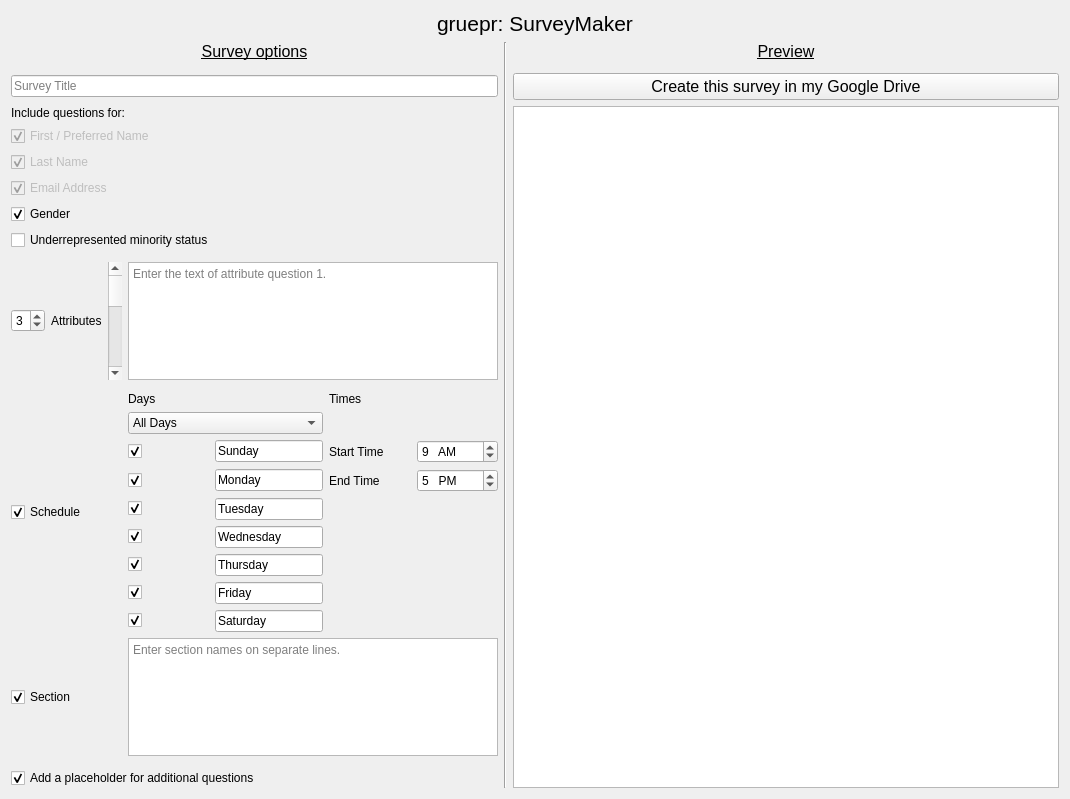
Above: SurveyMaker/surveymaker.ui from gruepr/gruepr before the change. Below: the same form after it.
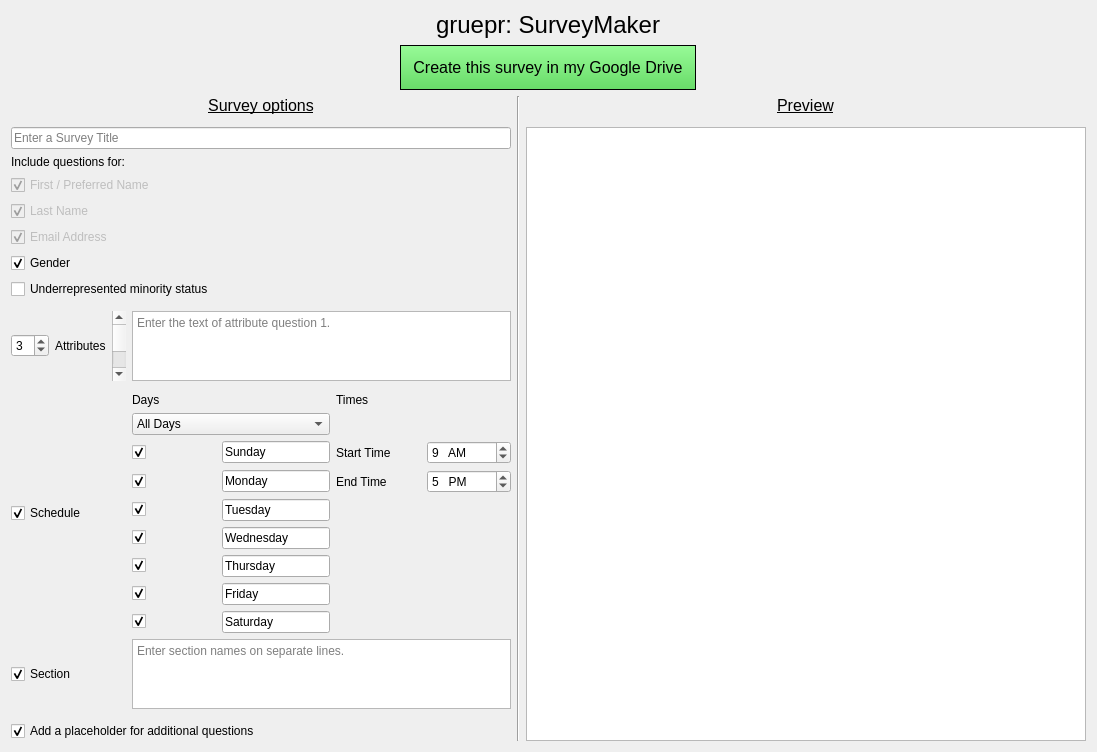
That is the form after the change.

```diff
--- a/SurveyMaker/surveymaker.ui
+++ b/SurveyMaker/surveymaker.ui
@@ -6,8 +6,8 @@
    <rect>
     <x>0</x>
     <y>0</y>
-    <width>1070</width>
-    <height>799</height>
+    <width>1097</width>
+    <height>689</height>
    </rect>
   </property>
   <property name="windowTitle">
@@ -15,14 +15,14 @@
   </property>
   <widget class="QWidget" name="centralWidget">
    <layout class="QGridLayout" name="gridLayout">
-    <item row="4" column="0" colspan="5">
-     <widget class="QLineEdit" name="surveyTitleLineEdit">
-      <property name="placeholderText">
-       <string>Survey Title</string>
+    <item row="6" column="0" colspan="5">
+     <widget class="QLabel" name="label">
+      <property name="text">
+       <string>Include questions for:</string>
       </property>
      </widget>
     </item>
-    <item row="2" column="0" colspan="5">
+    <item row="3" column="0" colspan="5" alignment="Qt::AlignHCenter">
      <widget class="QLabel" name="OptionsLabel">
       <property name="font">
        <font>
@@ -38,8 +38,8 @@
       </property>
      </widget>
     </item>
-    <item row="6" column="0" colspan="5">
-     <widget class="QCheckBox" name="firstNameCheckBox">
+    <item row="8" column="0" colspan="5">
+     <widget class="QCheckBox" name="lastNameCheckBox">
       <property name="enabled">
        <bool>false</bool>
       </property>
@@ -47,58 +47,81 @@
        <string>This question is required.</string>
       </property>
       <property name="text">
-       <string>First / Preferred Name</string>
+       <string>Last Name</string>
       </property>
-      <property name="checkable">
-       <bool>true</bool>
-      </property>
       <property name="checked">
        <bool>true</bool>
       </property>
      </widget>
     </item>
-    <item row="2" column="5" rowspan="16">
-     <widget class="Line" name="line">
-      <property name="orientation">
-       <enum>Qt::Vertical</enum>
+    <item row="3" column="6" alignment="Qt::AlignHCenter">
+     <widget class="QLabel" name="PreviewLabel">
+      <property name="font">
+       <font>
+        <pointsize>12</pointsize>
+        <underline>true</underline>
+       </font>
       </property>
+      <property name="text">
+       <string>Preview</string>
+      </property>
+      <property name="alignment">
+       <set>Qt::AlignCenter</set>
+      </property>
      </widget>
     </item>
-    <item row="14" column="0" colspan="3">
-     <widget class="QCheckBox" name="scheduleCheckBox">
-      <property name="text">
-       <string>Schedule</string>
+    <item row="13" column="2">
+     <widget class="QScrollBar" name="attributeScrollBar">
+      <property name="maximum">
+       <number>2</number>
       </property>
-      <property name="checked">
-       <bool>true</bool>
+      <property name="pageStep">
+       <number>1</number>
       </property>
      </widget>
     </item>
-    <item row="12" column="1">
+    <item row="1" column="0" colspan="7" alignment="Qt::AlignHCenter">
+     <widget class="QPushButton" name="pushButton">
+      <property name="sizePolicy">
+       <sizepolicy hsizetype="Preferred" vsizetype="Preferred">
+        <horstretch>0</horstretch>
+        <verstretch>0</verstretch>
+       </sizepolicy>
+      </property>
+      <property name="font">
+       <font>
+        <pointsize>12</pointsize>
+       </font>
+      </property>
+      <property name="styleSheet">
+       <string notr="true">background-color: qlineargradient(spread:pad, x1:0, y1:0, x2:0, y2:1,   stop:0 #98FB98, stop:1 #68DB68);
+border: 1px solid black;
+padding: 12px;</string>
+      </property>
+      <property name="text">
+       <string>Create this survey in my Google Drive</string>
+      </property>
+     </widget>
+    </item>
+    <item row="13" column="1">
      <widget class="QLabel" name="attributeLabel">
       <property name="text">
        <string>Attributes</string>
       </property>
      </widget>
     </item>
-    <item row="12" column="3" colspan="2">
-     <widget class="QPlainTextEdit" name="attributeTextEdit">
-      <property name="sizePolicy">
-       <sizepolicy hsizetype="Expanding" vsizetype="Expanding">
-        <horstretch>1</horstretch>
-        <verstretch>0</verstretch>
-       </sizepolicy>
-      </property>
-      <property name="placeholderText">
-       <string>Enter the text of attribute question 1.</string>
+    <item row="11" column="0" colspan="5">
+     <widget class="QCheckBox" name="URMCheckBox">
+      <property name="text">
+       <string>Underrepresented minority status</string>
       </property>
      </widget>
     </item>
-    <item row="0" column="0" colspan="7">
+    <item row="0" column="0" colspan="7" alignment="Qt::AlignHCenter">
      <widget class="QLabel" name="TitleLabel">
       <property name="font">
        <font>
-        <pointsize>16</pointsize>
+        <pointsize>18</pointsize>
        </font>
       </property>
       <property name="frameShape">
@@ -112,20 +135,8 @@
       </property>
      </widget>
     </item>
-    <item row="4" column="6">
-     <widget class="QPushButton" name="pushButton">
-      <property name="font">
-       <font>
-        <pointsize>12</pointsize>
-       </font>
-      </property>
-      <property name="text">
-       <string>Create this survey in my Google Drive</string>
-      </property>
-     </widget>
-    </item>
-    <item row="8" column="0" colspan="5">
-     <widget class="QCheckBox" name="emailCheckBox">
+    <item row="7" column="0" colspan="5">
+     <widget class="QCheckBox" name="firstNameCheckBox">
       <property name="enabled">
        <bool>false</bool>
       </property>
@@ -133,37 +144,34 @@
        <string>This question is required.</string>
       </property>
       <property name="text">
-       <string>Email Address</string>
+       <string>First / Preferred Name</string>
+      </property>
+      <property name="checkable">
+       <bool>true</bool>
       </property>
       <property name="checked">
        <bool>true</bool>
       </property>
      </widget>
     </item>
-    <item row="2" column="6">
-     <widget class="QLabel" name="PreviewLabel">
-      <property name="font">
-       <font>
-        <pointsize>12</pointsize>
-        <underline>true</underline>
-       </font>
-      </property>
+    <item row="16" column="0" colspan="3">
+     <widget class="QCheckBox" name="sectionCheckBox">
       <property name="text">
-       <string>Preview</string>
+       <string>Section</string>
       </property>
-      <property name="alignment">
-       <set>Qt::AlignCenter</set>
+      <property name="checked">
+       <bool>true</bool>
       </property>
      </widget>
     </item>
-    <item row="15" column="3" colspan="2">
+    <item row="16" column="3" colspan="2">
      <widget class="QPlainTextEdit" name="sectionNamesTextEdit">
       <property name="placeholderText">
        <string>Enter section names on separate lines.</string>
       </property>
      </widget>
     </item>
-    <item row="14" column="3" colspan="2">
+    <item row="15" column="3" colspan="2">
      <layout class="QGridLayout" name="scheduleGrid">
       <item row="6" column="1">
        <widget class="QLineEdit" name="day3LineEdit">
@@ -538,7 +546,50 @@
       </item>
      </layout>
     </item>
-    <item row="12" column="0">
+    <item row="10" column="0" colspan="5">
+     <widget class="QCheckBox" name="genderCheckBox">
+      <property name="text">
+       <string>Gender</string>
+      </property>
+      <property name="checked">
+       <bool>true</bool>
+      </property>
+     </widget>
+    </item>
+    <item row="18" column="0" colspan="5">
+     <widget class="QCheckBox" name="additionalQuestionsCheckBox">
+      <property name="text">
+       <string>Add a placeholder for additional questions</string>
+      </property>
+      <property name="checked">
+       <bool>true</bool>
+      </property>
+     </widget>
+    </item>
+    <item row="3" column="5" rowspan="16">
+     <widget class="Line" name="line">
+      <property name="orientation">
+       <enum>Qt::Vertical</enum>
+      </property>
+     </widget>
+    </item>
+    <item row="13" column="3" colspan="2">
+     <widget class="QPlainTextEdit" name="attributeTextEdit">
+      <property name="sizePolicy">
+       <sizepolicy hsizetype="Expanding" vsizetype="Expanding">
+        <horstretch>1</horstretch>
+        <verstretch>0</verstretch>
+       </sizepolicy>
+      </property>
+      <property name="contextMenuPolicy">
+       <enum>Qt::NoContextMenu</enum>
+      </property>
+      <property name="placeholderText">
+       <string>Enter the text of attribute question 1.</string>
+      </property>
+     </widget>
+    </item>
+    <item row="13" column="0">
      <widget class="QSpinBox" name="attributeCountSpinBox">
       <property name="sizePolicy">
        <sizepolicy hsizetype="Minimum" vsizetype="Fixed">
@@ -563,83 +614,76 @@
       </property>
      </widget>
     </item>
-    <item row="7" column="0" colspan="5">
-     <widget class="QCheckBox" name="lastNameCheckBox">
-      <property name="enabled">
-       <bool>false</bool>
-      </property>
-      <property name="toolTip">
-       <string>This question is required.</string>
-      </property>
-      <property name="text">
-       <string>Last Name</string>
-      </property>
-      <property name="checked">
-       <bool>true</bool>
-      </property>
-     </widget>
-    </item>
-    <item row="12" column="2">
-     <widget class="QScrollBar" name="attributeScrollBar">
-      <property name="maximum">
-       <number>2</number>
-      </property>
-      <property name="pageStep">
-       <number>1</number>
-      </property>
-     </widget>
-    </item>
     <item row="15" column="0" colspan="3">
-     <widget class="QCheckBox" name="sectionCheckBox">
+     <widget class="QCheckBox" name="scheduleCheckBox">
       <property name="text">
-       <string>Section</string>
+       <string>Schedule</string>
       </property>
       <property name="checked">
        <bool>true</bool>
       </property>
      </widget>
     </item>
-    <item row="17" column="0" colspan="5">
-     <widget class="QCheckBox" name="additionalQuestionsCheckBox">
-      <property name="text">
-       <string>Add a placeholder for additional questions</string>
-      </property>
-      <property name="checked">
-       <bool>true</bool>
-      </property>
-     </widget>
-    </item>
-    <item row="5" column="6" rowspan="13">
-     <widget class="QTextBrowser" name="previewBrowser">
-      <property name="sizePolicy">
-       <sizepolicy hsizetype="Expanding" vsizetype="Expanding">
-        <horstretch>3</horstretch>
-        <verstretch>0</verstretch>
-       </sizepolicy>
-      </property>
-     </widget>
-    </item>
-    <item row="9" column="0" colspan="5">
-     <widget class="QCheckBox" name="genderCheckBox">
-      <property name="text">
-       <string>Gender</string>
-      </property>
-      <property name="checked">
-       <bool>true</bool>
-      </property>
-     </widget>
-    </item>
-    <item row="10" column="0" colspan="5">
-     <widget class="QCheckBox" name="URMCheckBox">
-      <property name="text">
-       <string>Underrepresented minority status</string>
-      </property>
-     </widget>
-    </item>
     <item row="5" column="0" colspan="5">
-     <widget class="QLabel" name="label">
+     <widget class="QLineEdit" name="surveyTitleLineEdit">
+      <property name="contextMenuPolicy">
+       <enum>Qt::NoContextMenu</enum>
+      </property>
+      <property name="placeholderText">
+       <string>Enter a Survey Title</string>
+      </property>
+     </widget>
+    </item>
+    <item row="9" column="0" colspan="5">
+     <widget class="QCheckBox" name="emailCheckBox">
+      <property name="enabled">
+       <bool>false</bool>
+      </property>
+      <property name="toolTip">
+       <string>This question is required.</string>
+      </property>
       <property name="text">
-       <string>Include questions for:</string>
+       <string>Email Address</string>
+      </property>
+      <property name="checked">
+       <bool>true</bool>
+      </property>
+     </widget>
+    </item>
+    <item row="5" column="6" rowspan="14">
+     <widget class="QTextEdit" name="previewText">
+      <property name="sizePolicy">
+       <sizepolicy hsizetype="Expanding" vsizetype="Expanding">
+        <horstretch>3</horstretch>
+        <verstretch>0</verstretch>
+       </sizepolicy>
+      </property>
+      <property name="font">
+       <font>
+        <family>Oxygen Mono</family>
+        <pointsize>8</pointsize>
+        <weight>50</weight>
+        <italic>false</italic>
+        <bold>false</bold>
+       </font>
+      </property>
+      <property name="contextMenuPolicy">
+       <enum>Qt::NoContextMenu</enum>
+      </property>
+      <property name="acceptDrops">
+       <bool>false</bool>
+      </property>
+      <property name="styleSheet">
+       <string notr="true">font: 8pt &quot;Oxygen Mono&quot;;</string>
+      </property>
+      <property name="inputMethodHints">
+       <set>Qt::ImhNone</set>
+      </property>
+      <property name="undoRedoEnabled">
+       <bool>false</bool>
+      </property>
+      <property name="readOnly">
+       <bool>true</bool>
       </property>
      </widget>
     </item>
```
Left out of the diff: 27 changed lines with no effect on the pictures.
